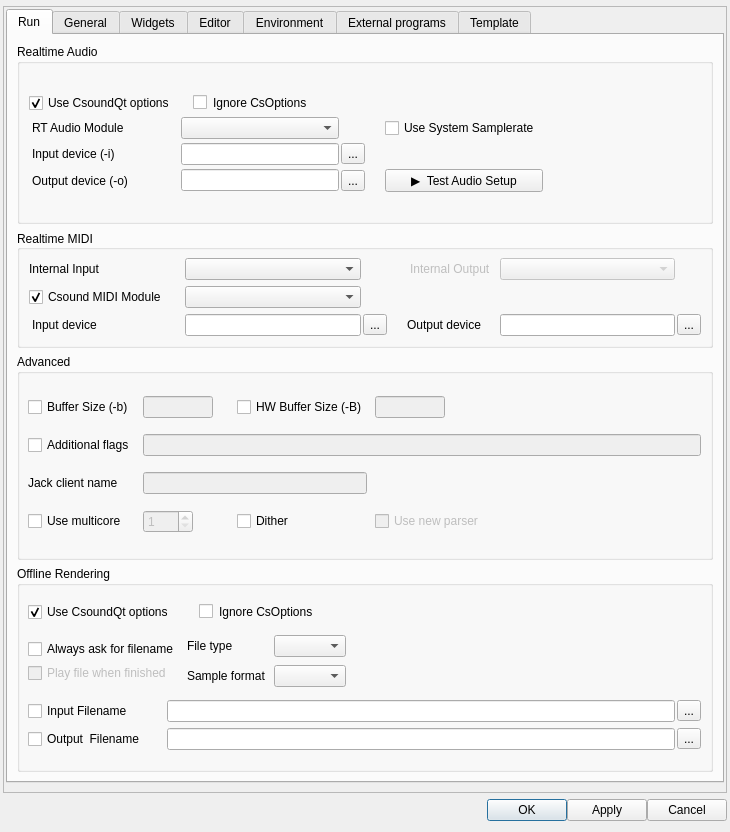
Old version of the form src/configdialog.ui in the repository CsoundQt/CsoundQt.
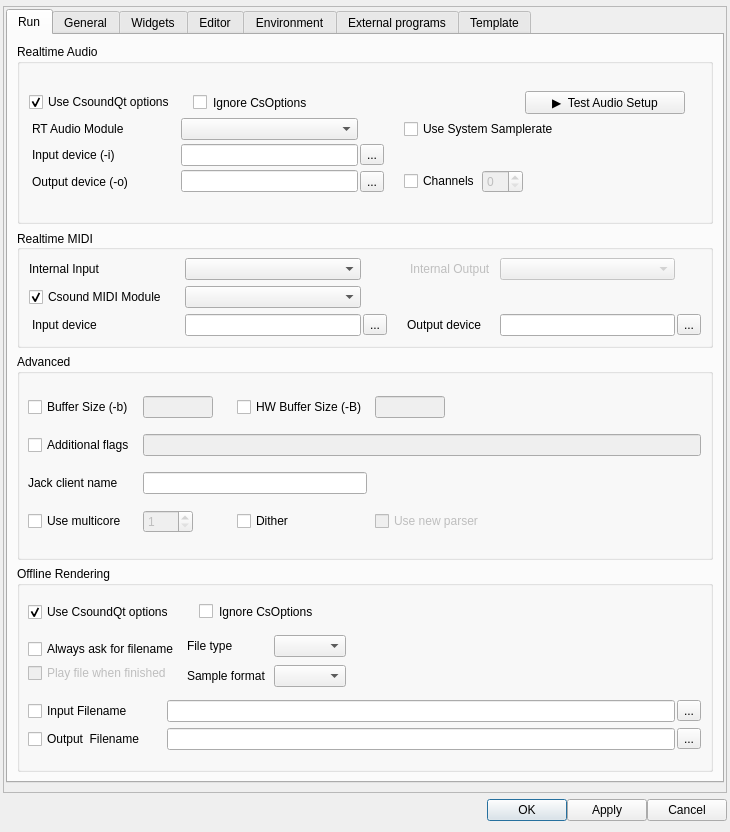
New version of the form.

```diff
--- a/src/configdialog.ui
+++ b/src/configdialog.ui
@@ -149,78 +149,6 @@
                 <property name="verticalSpacing">
                  <number>4</number>
                 </property>
-                <item row="6" column="4">
-                 <widget class="QPushButton" name="testAudioSetupButton">
-                  <property name="sizePolicy">
-                   <sizepolicy hsizetype="MinimumExpanding" vsizetype="Fixed">
-                    <horstretch>0</horstretch>
-                    <verstretch>0</verstretch>
-                   </sizepolicy>
-                  </property>
-                  <property name="maximumSize">
-                   <size>
-                    <width>160</width>
-                    <height>16777215</height>
-                   </size>
-                  </property>
-                  <property name="styleSheet">
-                   <string notr="true"/>
-                  </property>
-                  <property name="text">
-                   <string>▶  Test Audio Setup</string>
-                  </property>
-                 </widget>
-                </item>
-                <item row="5" column="2">
-                 <widget class="QToolButton" name="audioInputToolButton">
-                  <property name="text">
-                   <string>...</string>
-                  </property>
-                 </widget>
-                </item>
-                <item row="3" column="4">
-                 <widget class="QCheckBox" name="useSystemSamplerateCheckBox">
-                  <property name="enabled">
-                   <bool>true</bool>
-                  </property>
-                  <property name="toolTip">
-                   <string>&lt;html&gt;&lt;head/&gt;&lt;body&gt;&lt;p&gt;Use the samplerate of the backend. Not all backends support this option. When checked, the samplerate set in the csd file (via, for example, &lt;span style=&quot; font-weight:600;&quot;&gt;sr = 44100&lt;/span&gt;) is overridden in favor of the backend's samplerate&lt;/p&gt;&lt;/body&gt;&lt;/html&gt;</string>
-                  </property>
-                  <property name="text">
-                   <string>Use System Samplerate</string>
-                  </property>
-                 </widget>
-                </item>
-                <item row="5" column="4">
-                 <spacer name="horizontalSpacer_23">
-                  <property name="orientation">
-                   <enum>Qt::Horizontal</enum>
-                  </property>
-                  <property name="sizeType">
-                   <enum>QSizePolicy::Expanding</enum>
-                  </property>
-                  <property name="sizeHint" stdset="0">
-                   <size>
-                    <width>40</width>
-                    <height>18</height>
-                   </size>
-                  </property>
-                 </spacer>
-                </item>
-                <item row="6" column="2">
-                 <widget class="QToolButton" name="audioOutputToolButton">
-                  <property name="text">
-                   <string>...</string>
-                  </property>
-                 </widget>
-                </item>
-                <item row="6" column="1">
-                 <widget class="QLineEdit" name="RtOutputLineEdit">
-                  <property name="toolTip">
-                   <string>&lt;html&gt;&lt;head/&gt;&lt;body&gt;&lt;p&gt;Audio device used for output. Use the &amp;quot;...&amp;quot; button to select one of the audio devices available (select the realtime audio module first)&lt;/p&gt;&lt;/body&gt;&lt;/html&gt;</string>
-                  </property>
-                 </widget>
-                </item>
                 <item row="5" column="0">
                  <widget class="QLabel" name="label_4">
                   <property name="minimumSize">
@@ -253,6 +181,48 @@
                   </property>
                  </widget>
                 </item>
+                <item row="1" column="1">
+                 <widget class="QCheckBox" name="RtOverrideCheckBox">
+                  <property name="toolTip">
+                   <string>&lt;html&gt;&lt;head/&gt;&lt;body&gt;&lt;p&gt;If checked, the options set within the tag &lt;span style=&quot; font-weight:600;&quot;&gt;CsOptions&lt;/span&gt; in the .csd file are ignored&lt;/p&gt;&lt;/body&gt;&lt;/html&gt;</string>
+                  </property>
+                  <property name="styleSheet">
+                   <string notr="true">padding-left: 12</string>
+                  </property>
+                  <property name="text">
+                   <string>Ignore CsOptions</string>
+                  </property>
+                 </widget>
+                </item>
+                <item row="6" column="2">
+                 <widget class="QToolButton" name="audioOutputToolButton">
+                  <property name="text">
+                   <string>...</string>
+                  </property>
+                 </widget>
+                </item>
+                <item row="1" column="6">
+                 <widget class="QPushButton" name="testAudioSetupButton">
+                  <property name="sizePolicy">
+                   <sizepolicy hsizetype="MinimumExpanding" vsizetype="Fixed">
+                    <horstretch>0</horstretch>
+                    <verstretch>0</verstretch>
+                   </sizepolicy>
+                  </property>
+                  <property name="maximumSize">
+                   <size>
+                    <width>160</width>
+                    <height>16777215</height>
+                   </size>
+                  </property>
+                  <property name="styleSheet">
+                   <string notr="true"/>
+                  </property>
+                  <property name="text">
+                   <string>▶  Test Audio Setup</string>
+                  </property>
+                 </widget>
+                </item>
                 <item row="1" column="0">
                  <widget class="QCheckBox" name="RtUseOptionsCheckBox">
                   <property name="text">
@@ -263,6 +233,26 @@
                   </property>
                  </widget>
                 </item>
+                <item row="3" column="1">
+                 <widget class="QComboBox" name="RtModuleComboBox">
+                  <property name="minimumSize">
+                   <size>
+                    <width>100</width>
+                    <height>0</height>
+                   </size>
+                  </property>
+                  <property name="toolTip">
+                   <string>Audio backend used when running Csound in realtime</string>
+                  </property>
+                 </widget>
+                </item>
+                <item row="5" column="2">
+                 <widget class="QToolButton" name="audioInputToolButton">
+                  <property name="text">
+                   <string>...</string>
+                  </property>
+                 </widget>
+                </item>
                 <item row="3" column="0">
                  <widget class="QLabel" name="label_3">
                   <property name="toolTip">
@@ -276,19 +266,6 @@
                   </property>
                  </widget>
                 </item>
-                <item row="3" column="1">
-                 <widget class="QComboBox" name="RtModuleComboBox">
-                  <property name="minimumSize">
-                   <size>
-                    <width>100</width>
-                    <height>0</height>
-                   </size>
-                  </property>
-                  <property name="toolTip">
-                   <string>Audio backend used when running Csound in realtime</string>
-                  </property>
-                 </widget>
-                </item>
                 <item row="5" column="1">
                  <widget class="QLineEdit" name="RtInputLineEdit">
                   <property name="minimumSize">
@@ -318,34 +295,47 @@
                   </property>
                  </spacer>
                 </item>
-                <item row="1" column="1">
-                 <widget class="QCheckBox" name="RtOverrideCheckBox">
+                <item row="6" column="1">
+                 <widget class="QLineEdit" name="RtOutputLineEdit">
                   <property name="toolTip">
-                   <string>&lt;html&gt;&lt;head/&gt;&lt;body&gt;&lt;p&gt;If checked, the options set within the tag &lt;span style=&quot; font-weight:600;&quot;&gt;CsOptions&lt;/span&gt; in the .csd file are ignored&lt;/p&gt;&lt;/body&gt;&lt;/html&gt;</string>
-                  </property>
-                  <property name="styleSheet">
-                   <string notr="true">padding-left: 12</string>
-                  </property>
-                  <property name="text">
-                   <string>Ignore CsOptions</string>
+                   <string>&lt;html&gt;&lt;head/&gt;&lt;body&gt;&lt;p&gt;Audio device used for output. Use the &amp;quot;...&amp;quot; button to select one of the audio devices available (select the realtime audio module first)&lt;/p&gt;&lt;/body&gt;&lt;/html&gt;</string>
                   </property>
                  </widget>
                 </item>
-                <item row="3" column="5">
-                 <spacer name="horizontalSpacer_3">
-                  <property name="orientation">
-                   <enum>Qt::Horizontal</enum>
-                  </property>
-                  <property name="sizeHint" stdset="0">
-                   <size>
-                    <width>40</width>
-                    <height>20</height>
-                   </size>
-                  </property>
-                 </spacer>
-                </item>
                 <item row="6" column="5">
-                 <spacer name="horizontalSpacer_8">
+                 <widget class="QSpinBox" name="numChannelsSpinBox">
+                  <property name="enabled">
+                   <bool>false</bool>
+                  </property>
+                  <property name="minimumSize">
+                   <size>
+                    <width>40</width>
+                    <height>0</height>
+                   </size>
+                  </property>
+                  <property name="maximumSize">
+                   <size>
+                    <width>50</width>
+                    <height>16777215</height>
+                   </size>
+                  </property>
+                  <property name="toolTip">
+                   <string>&lt;html&gt;&lt;head/&gt;&lt;body&gt;&lt;p&gt;If active, overrides the number of channels set in the orchestra via the &lt;span style=&quot; font-weight:600;&quot;&gt;nchnls &lt;/span&gt;variable. To set a different number of input channels, set the &lt;span style=&quot; font-weight:600;&quot;&gt;nchnls_i &lt;/span&gt;variable in the orchestra, or use the &lt;span style=&quot; font-weight:600;&quot;&gt;--nchnls_i&lt;/span&gt; flag&lt;/p&gt;&lt;/body&gt;&lt;/html&gt;</string>
+                  </property>
+                 </widget>
+                </item>
+                <item row="6" column="4">
+                 <widget class="QCheckBox" name="numChannelsCheckBox">
+                  <property name="toolTip">
+                   <string>&lt;html&gt;&lt;head/&gt;&lt;body&gt;&lt;p&gt;If active, overrides the number of channels set in the orchestra via the &lt;span style=&quot; font-weight:600;&quot;&gt;nchnls &lt;/span&gt;variable. To set a different number of input channels, set the &lt;span style=&quot; font-weight:600;&quot;&gt;nchnls_i &lt;/span&gt;variable in the orchestra, or use the &lt;span style=&quot; font-weight:600;&quot;&gt;--nchnls_i&lt;/span&gt; flag&lt;/p&gt;&lt;/body&gt;&lt;/html&gt;</string>
+                  </property>
+                  <property name="text">
+                   <string>Channels</string>
+                  </property>
+                 </widget>
+                </item>
+                <item row="5" column="6">
+                 <spacer name="horizontalSpacer_3">
                   <property name="orientation">
                    <enum>Qt::Horizontal</enum>
                   </property>
@@ -357,6 +347,19 @@
                   </property>
                  </spacer>
                 </item>
+                <item row="3" column="4" colspan="3">
+                 <widget class="QCheckBox" name="useSystemSamplerateCheckBox">
+                  <property name="enabled">
+                   <bool>true</bool>
+                  </property>
+                  <property name="toolTip">
+                   <string>&lt;html&gt;&lt;head/&gt;&lt;body&gt;&lt;p&gt;Use the samplerate of the backend. Not all backends support this option. When checked, the samplerate set in the csd file (via, for example, &lt;span style=&quot; font-weight:600;&quot;&gt;sr = 44100&lt;/span&gt;) is overridden in favor of the backend's samplerate&lt;/p&gt;&lt;/body&gt;&lt;/html&gt;</string>
+                  </property>
+                  <property name="text">
+                   <string>Use System Samplerate</string>
+                  </property>
+                 </widget>
+                </item>
                </layout>
               </item>
              </layout>
@@ -657,7 +660,7 @@
               <item row="3" column="1" colspan="4">
                <widget class="QLineEdit" name="JackNameLineEdit">
                 <property name="enabled">
-                 <bool>false</bool>
+                 <bool>true</bool>
                 </property>
                 <property name="maximumSize">
                  <size>
```
Left out of the diff: 16 changed lines with no effect on the pictures.
